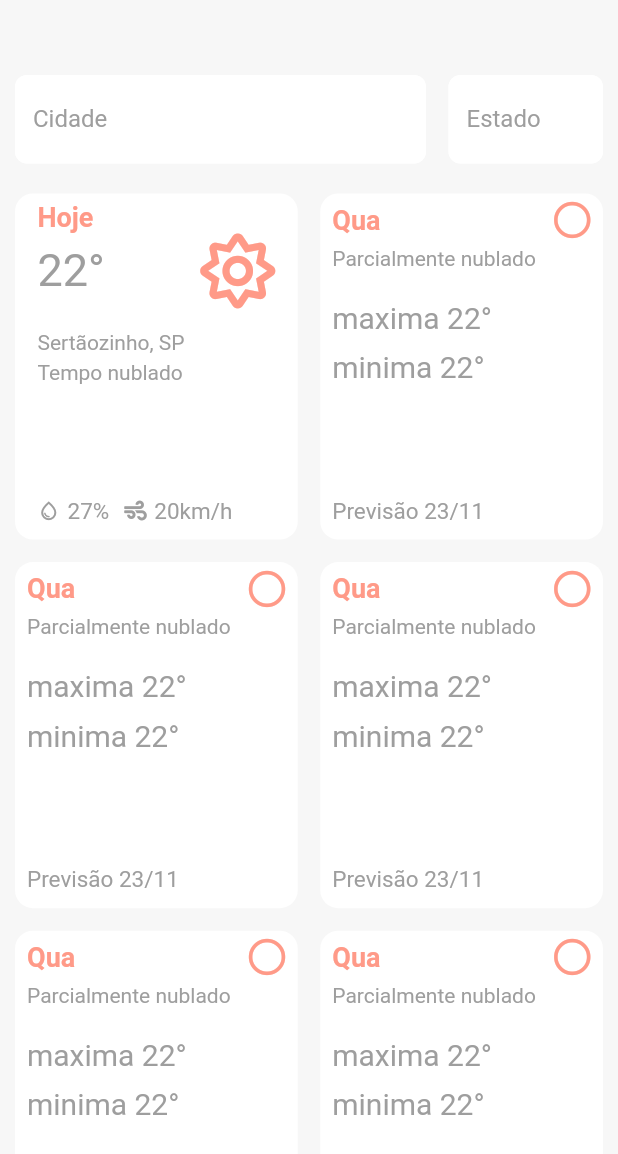
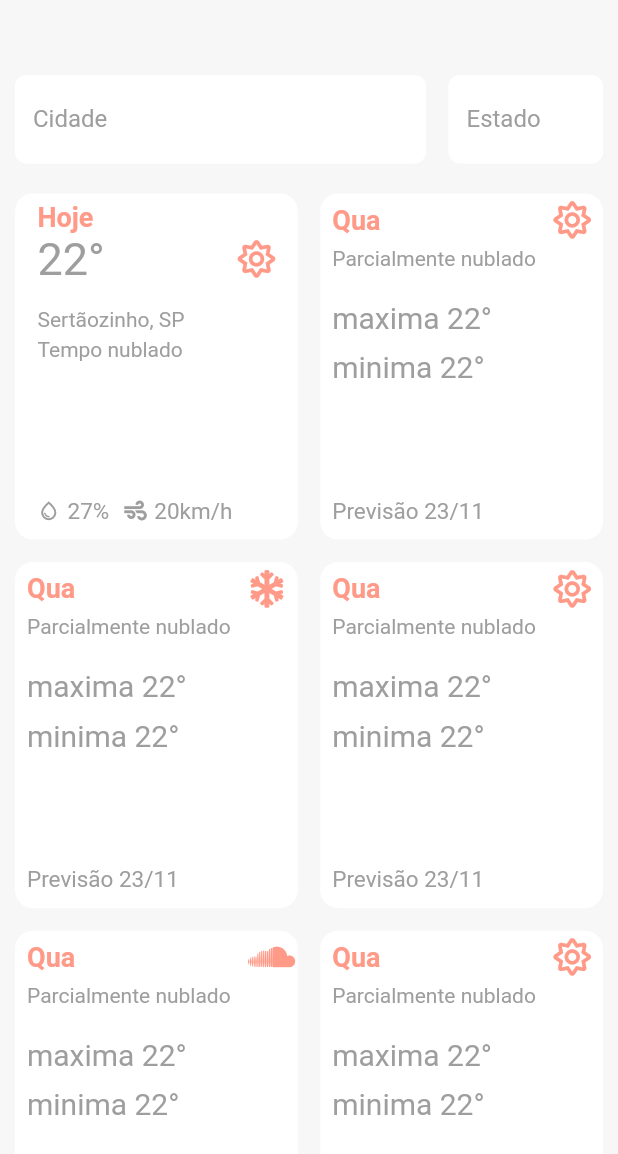
Before and after one commit to VinniciusJesus/qual_a_temperatura, a Flutter app: the screen it shows after launch, on a phone screen of 412 x 824 dp. Shown: the top 1154 px of the screen. Run offline on Flutter 3.47's test engine with Material 2 defaults, Android fonts, the phone set to English and light mode, and no system bars; our stand-ins replace font_awesome_flutter, get.

Commit message:
feat implementa o icone

```diff
--- /dev/null
+++ b/lib/home.controller.dart
@@ -0,0 +1,8 @@
+import 'package:get/get.dart';
+
+class HomeController extends GetxController {
+  @override
+  void onInit() {
+    super.onInit();
+  }
+}
--- a/lib/home.page.dart
+++ b/lib/home.page.dart
@@ -1,8 +1,11 @@
 import 'package:flutter/material.dart';
+import 'package:qual_a_temepratura/home.controller.dart';
 import 'package:qual_a_temepratura/widgets/index.dart';
 
 class HomePage extends StatelessWidget {
-  const HomePage({Key? key}) : super(key: key);
+  HomePage({Key? key}) : super(key: key);
+
+  final _controller = HomeController();
 
   @override
   Widget build(BuildContext context) {
@@ -25,7 +28,9 @@ class HomePage extends StatelessWidget {
                 children: [
                   Expanded(child: TodayTemperature()),
                   SizedBox(width: 15),
-                  PrevisionTemperature(),
+                  PrevisionTemperature(
+                    iconCode: "20",
+                  ),
                 ],
               ),
               SizedBox(
@@ -33,9 +38,13 @@ class HomePage extends StatelessWidget {
               ),
               Row(
                 children: [
-                  PrevisionTemperature(),
+                  PrevisionTemperature(
+                    iconCode: "8",
+                  ),
                   SizedBox(width: 15),
-                  PrevisionTemperature()
+                  PrevisionTemperature(
+                    iconCode: "20",
+                  )
                 ],
               ),
               SizedBox(
@@ -43,9 +52,13 @@ class HomePage extends StatelessWidget {
               ),
               Row(
                 children: [
-                  PrevisionTemperature(),
+                  PrevisionTemperature(
+                    iconCode: "30",
+                  ),
                   SizedBox(width: 15),
-                  PrevisionTemperature()
+                  PrevisionTemperature(
+                    iconCode: "17",
+                  )
                 ],
               )
             ],
--- a/lib/widgets/get.icon.dart
+++ b/lib/widgets/get.icon.dart
@@ -6,109 +6,109 @@ Widget getIcon(String conditionCode) {
     case "0":
       return Icon(
         FontAwesomeIcons.cloudShowersHeavy,
-        size: 50,
+        size: 25,
         color: Color(0xFFFF9A88),
       );
     case "4":
       return Icon(
         FontAwesomeIcons.cloudShowersHeavy,
-        size: 50,
+        size: 25,
         color: Color(0xFFFF9A88),
       );
     case "5":
       return Icon(
         FontAwesomeIcons.cloudShowersHeavy,
-        size: 50,
+        size: 25,
         color: Color(0xFFFF9A88),
       );
     case "6":
       return Icon(
         FontAwesomeIcons.solidSnowflake,
-        size: 50,
+        size: 25,
         color: Color(0xFFFF9A88),
       );
 
     case "7":
       return Icon(
         FontAwesomeIcons.solidSnowflake,
-        size: 50,
+        size: 25,
         color: Color(0xFFFF9A88),
       );
 
     case "8":
       return Icon(
         FontAwesomeIcons.solidSnowflake,
-        size: 50,
+        size: 25,
         color: Color(0xFFFF9A88),
       );
     case "11":
       return Icon(
         FontAwesomeIcons.cloudRain,
-        size: 50,
+        size: 25,
         color: Color(0xFFFF9A88),
       );
     case "12":
       return Icon(
         FontAwesomeIcons.cloudRain,
-        size: 50,
+        size: 25,
         color: Color(0xFFFF9A88),
       );
     case "26":
       return Icon(
         FontAwesomeIcons.cloudSun,
-        size: 50,
+        size: 25,
         color: Color(0xFFFF9A88),
       );
 
     case "27":
       return Icon(
         FontAwesomeIcons.sun,
-        size: 50,
+        size: 25,
         color: Color(0xFFFF9A88),
       );
 
     case "28":
       return Icon(
         FontAwesomeIcons.cloudSun,
-        size: 50,
+        size: 25,
         color: Color(0xFFFF9A88),
       );
     case "29":
       return Icon(
         FontAwesomeIcons.soundcloud,
-        size: 50,
+        size: 25,
         color: Color(0xFFFF9A88),
       );
     case "30":
       return Icon(
         FontAwesomeIcons.soundcloud,
-        size: 50,
+        size: 25,
         color: Color(0xFFFF9A88),
       );
     case "31":
       return Icon(
         FontAwesomeIcons.sun,
-        size: 50,
+        size: 25,
         color: Color(0xFFFF9A88),
       );
 
     case "32":
       return Icon(
         FontAwesomeIcons.sun,
-        size: 50,
+        size: 25,
         color: Color(0xFFFF9A88),
       );
     case "45":
       return Icon(
         FontAwesomeIcons.cloudShowersHeavy,
-        size: 50,
+        size: 25,
         color: Color(0xFFFF9A88),
       );
 
     default:
       return Icon(
         FontAwesomeIcons.sun,
-        size: 50,
+        size: 25,
         color: Color(0xFFFF9A88),
       );
   }
--- a/lib/widgets/prevision.temperature.dart
+++ b/lib/widgets/prevision.temperature.dart
@@ -1,11 +1,14 @@
 import 'package:flutter/material.dart';
-import 'package:font_awesome_flutter/font_awesome_flutter.dart';
 import 'package:get/get.dart';
+import 'package:qual_a_temepratura/widgets/index.dart';
 
 class PrevisionTemperature extends StatelessWidget {
   const PrevisionTemperature({
     Key? key,
+    required this.iconCode,
   }) : super(key: key);
+
+  final String iconCode;
 
   @override
   Widget build(BuildContext context) {
@@ -33,11 +36,7 @@ class PrevisionTemperature extends StatelessWidget {
                       color: Color(0xFFFF9A88),
                     ),
                   ),
-                  Icon(
-                    FontAwesomeIcons.circle,
-                    size: 25,
-                    color: Color(0xFFFF9A88),
-                  )
+                  getIcon(iconCode)
                 ],
               ),
               SizedBox(height: 5),
--- a/lib/widgets/today.temperature.dart
+++ b/lib/widgets/today.temperature.dart
@@ -41,7 +41,7 @@ class TodayTemperature extends StatelessWidget {
                 ),
                 Icon(
                   FontAwesomeIcons.sun,
-                  size: 50,
+                  size: 25,
                   color: Color(0xFFFF9A88),
                 )
               ],
```
